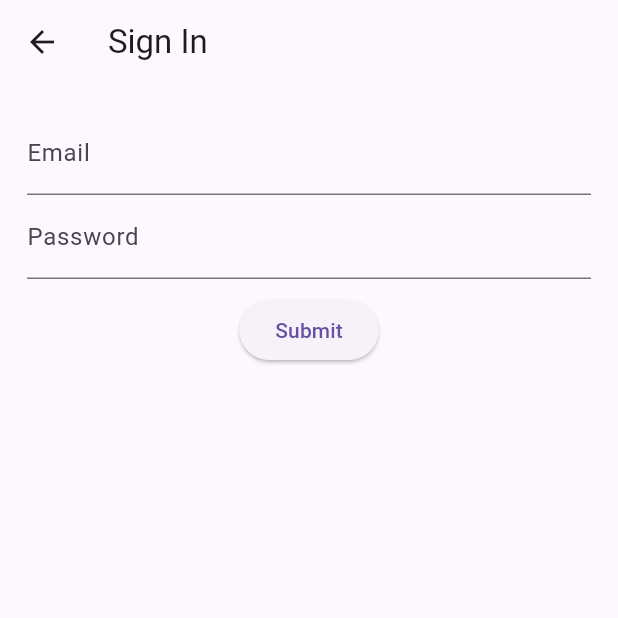
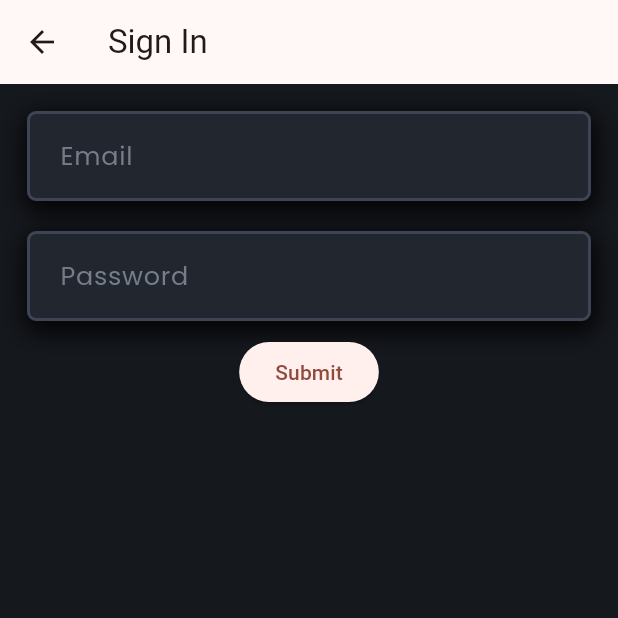
Before and after one commit to HarshSh1224/crust-and-co, a Flutter app: the screen it shows after launch, after a tap on "Sign In", on a phone screen of 412 x 824 dp, the top half of it. Run offline on Flutter 3.47's test engine with Material 3 defaults, Android fonts, the light colour scheme and no system bars; our stand-ins replace bloc, dio, equatable, flutter_bloc, google_fonts, shared_preferences; accounts and stored records are empty; network calls fail.

Commit message:
Signin form progress

```diff
--- a/lib/app_view.dart
+++ b/lib/app_view.dart
@@ -1,5 +1,6 @@
 import 'package:crust_and_co/blocs/authentication_bloc/authentication_bloc.dart';
 import 'package:crust_and_co/blocs/authentication_bloc/authentication_states.dart';
+import 'package:crust_and_co/blocs/theme_bloc/crust_theme.dart';
 import 'package:crust_and_co/blocs/theme_bloc/theme_bloc.dart';
 import 'package:crust_and_co/constants/app_language.dart';
 import 'package:crust_and_co/screens/welcome_screen.dart';
@@ -17,6 +18,9 @@ class MyAppView extends StatelessWidget {
   @override
   Widget build(BuildContext context) {
     return MaterialApp(
+      theme: ThemeData(
+          colorScheme:
+              ColorScheme.fromSeed(seedColor: CrustTheme.dark().accent)),
       title: AppLanguage.crustAndCo,
       debugShowCheckedModeBanner: false,
       home: BlocBuilder<ThemeBloc, ThemeState>(
--- /dev/null
+++ b/lib/components/widgets/text_input.dart
@@ -0,0 +1,50 @@
+import 'package:crust_and_co/blocs/theme_bloc/theme_bloc.dart';
+import 'package:flutter/material.dart';
+import 'package:flutter_bloc/flutter_bloc.dart';
+import 'package:google_fonts/google_fonts.dart';
+
+class TextInput extends StatelessWidget {
+  const TextInput(
+      {this.controller, this.hintText, this.obscureText, super.key});
+  final String? hintText;
+  final TextEditingController? controller;
+  final bool? obscureText;
+
+  @override
+  Widget build(BuildContext context) {
+    final theme = BlocProvider.of<ThemeBloc>(context).crustTheme;
+    return Container(
+      padding: const EdgeInsets.symmetric(horizontal: 20),
+      height: 60,
+      decoration: BoxDecoration(
+        color: theme.card,
+        borderRadius: BorderRadius.circular(6),
+        boxShadow: [
+          BoxShadow(
+              blurRadius: 13,
+              offset: const Offset(1, 5),
+              color: Colors.black.withOpacity(0.9),
+              spreadRadius: 2)
+        ],
+        border: Border.all(
+          color: theme.cardStroke,
+          width: 2,
+        ),
+      ),
+      child: Center(
+        child: TextFormField(
+          obscureText: obscureText ?? false,
+          controller: controller,
+          style: GoogleFonts.poppins(fontSize: 17, color: theme.secondaryText),
+          decoration: InputDecoration(
+            isDense: true,
+            hintText: hintText,
+            border: InputBorder.none,
+            hintStyle:
+                GoogleFonts.poppins(fontSize: 17, color: theme.secondaryText),
+          ),
+        ),
+      ),
+    );
+  }
+}
--- a/lib/screens/auth/ui/signin_screen.dart
+++ b/lib/screens/auth/ui/signin_screen.dart
@@ -1,7 +1,9 @@
 import 'package:crust_and_co/blocs/authentication_bloc/authentication_bloc.dart';
 import 'package:crust_and_co/blocs/authentication_bloc/authentication_events.dart';
+import 'package:crust_and_co/blocs/theme_bloc/theme_bloc.dart';
 import 'package:crust_and_co/components/widgets/loading_indicator.dart';
 import 'package:crust_and_co/components/widgets/space.dart';
+import 'package:crust_and_co/components/widgets/text_input.dart';
 import 'package:crust_and_co/constants/app_language.dart';
 import 'package:crust_and_co/screens/auth/sign_in_bloc/sign_in_bloc.dart';
 import 'package:flutter/material.dart';
@@ -19,9 +21,11 @@ class SigninScreen extends StatelessWidget {
   @override
   Widget build(BuildContext context) {
     final screenSize = MediaQuery.of(context).size;
+    final theme = BlocProvider.of<ThemeBloc>(context).crustTheme;
     return BlocProvider(
       create: (context) => SignInBloc(userRepository),
       child: Scaffold(
+        backgroundColor: theme.background,
         appBar: AppBar(
           title: const Text(AppLanguage.signIn),
         ),
@@ -67,27 +71,16 @@ class SigninScreen extends StatelessWidget {
         key: formKey,
         child: Column(
           children: <Widget>[
-            TextFormField(
+            TextInput(
               controller: emailController,
-              decoration: const InputDecoration(labelText: AppLanguage.email),
-              validator: (value) {
-                if (value == null || value.isEmpty) {
-                  return 'Please enter your email';
-                }
-                return null;
-              },
+              hintText: AppLanguage.email,
             ),
-            TextFormField(
+            const Space(),
+            const Space(),
+            TextInput(
               controller: passwordController,
-              decoration:
-                  const InputDecoration(labelText: AppLanguage.password),
+              hintText: AppLanguage.password,
               obscureText: true,
-              validator: (value) {
-                if (value == null || value.isEmpty) {
-                  return 'Please enter your password';
-                }
-                return null;
-              },
             ),
             const Space(),
             ElevatedButton(
```
